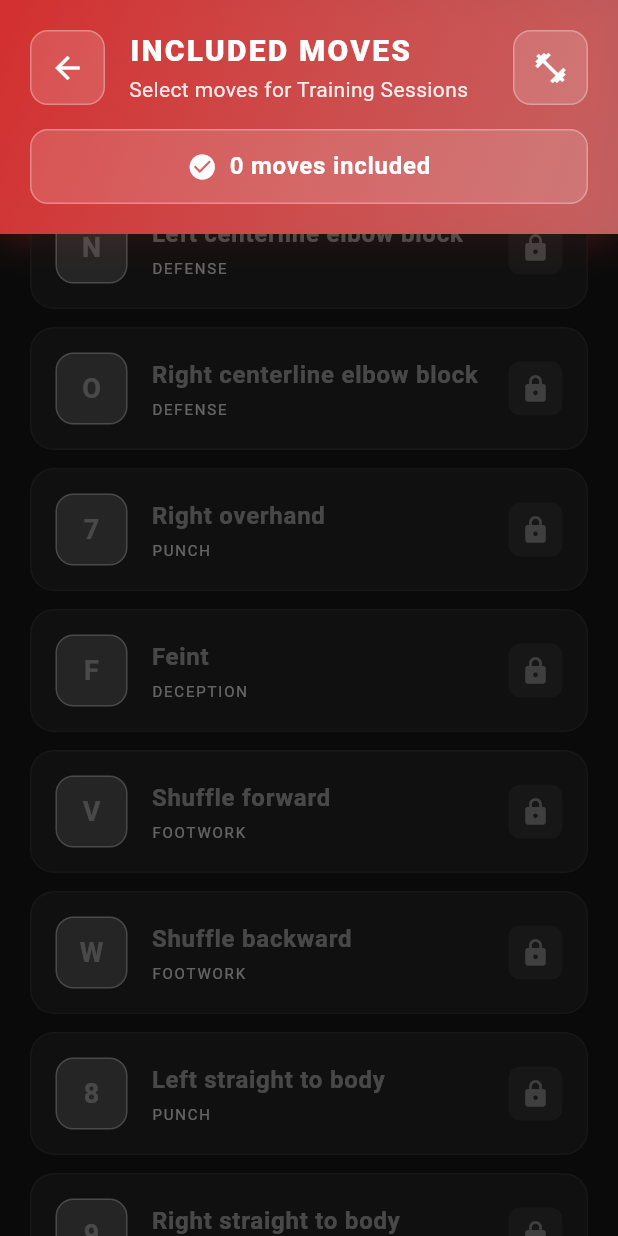
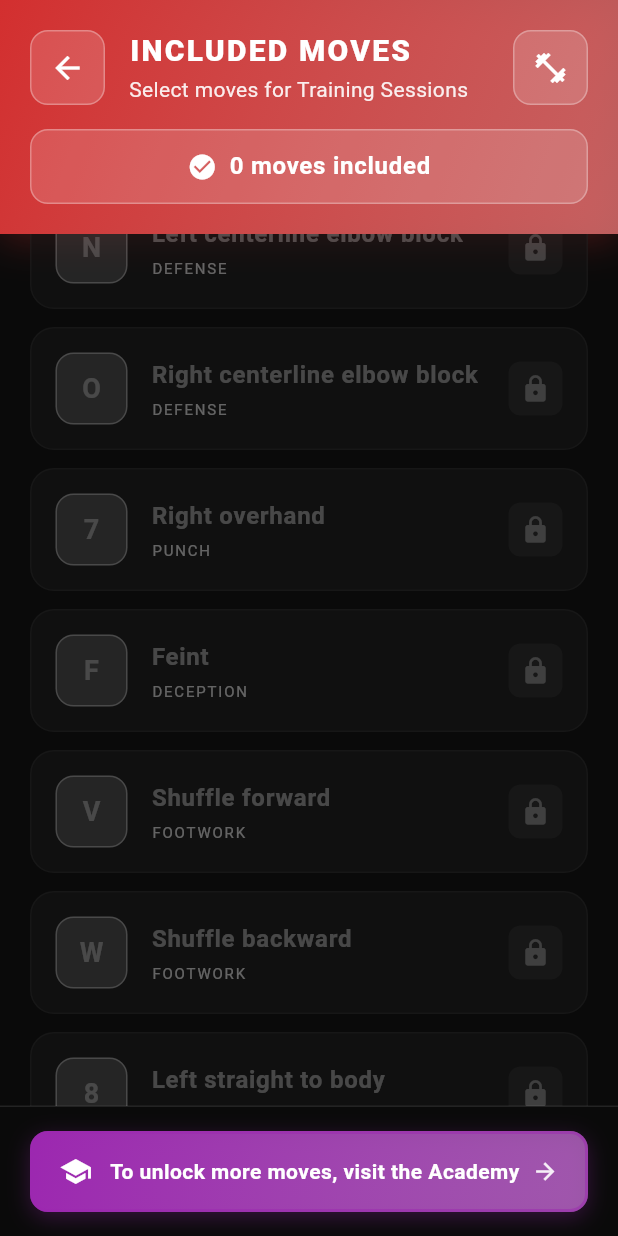
Before and after one commit to mikebg95/fight-my-shadow, a Flutter app: the IncludedMovesScreen screen opened directly, scrolled down 2304 dp, on a phone screen of 412 x 824 dp. Run offline on Flutter 3.47's test engine with Material 3 defaults, Android fonts, the phone set to English and light mode, and no system bars; our stand-ins replace flutter_tts, shared_preferences; accounts and stored records are empty.

Commit message:
Improve Training Included Moves UI/UX
**Part 1: Move Included Moves button to top**
- Repositioned "Included moves" button to top of configuration card
- Now appears first after "WORKOUT SETUP" header
- Better visual hierarchy and immediate visibility

**Part 2: Add purple Academy link**
- Added beautiful purple-themed Academy link at bottom of IncludedMovesScreen
- Gradient purple background matching Academy branding
- Text: "To unlock more moves, visit the Academy"
- Includes school icon and forward arrow
- Smooth shadow and border styling
- Tappable → navigates to LearningProgressScreen
- Separated by subtle divider line from move list

**Part 3: Prevent deselecting all moves**
- Added validation in toggle handler
- When trying to deselect the last included move:
  - Prevents the action
  - Shows red snackbar: "You must include at least one move"
  - Uses Training theme red color for consistency
- Ensures at least 1 move always included for valid training sessions

**Technical Implementation:**
- Updated _buildMoveRow signature to accept TrainingPreferencesController
- Added handleToggle() validation logic inside _buildMoveRow
- Created _buildAcademyLink() widget with purple Academy theme
- Academy colors: Purple 500 primary, Purple 300 secondary
- Smooth gradient transitions and consistent styling

**User Experience Improvements:**
✅ Included moves button more prominent at top
✅ Clear call-to-action to unlock more moves via Academy
✅ Prevents invalid state (0 moves selected)
✅ Consistent color theming (red=Training, purple=Academy)
✅ Beautiful, polished UI with smooth animations

🤖 Generated with [Claude Code](https://claude.com/claude-code)

Co-Authored-By: Claude Sonnet 4.5 <noreply@anthropic.com>

```diff
--- a/lib/main.dart
+++ b/lib/main.dart
@@ -407,6 +407,10 @@ class _HomeScreenState extends State<HomeScreen> {
             ),
             const SizedBox(height: 24),
 
+            // Included Moves button (at top)
+            _buildIncludedMovesButton(),
+            const SizedBox(height: 24),
+
             // Rounds
             _buildRoundsStepper(),
             const SizedBox(height: 24),
@@ -437,10 +441,6 @@ class _HomeScreenState extends State<HomeScreen> {
 
             // Intensity
             _buildIntensitySelector(),
-            const SizedBox(height: 32),
-
-            // Included Moves button
-            _buildIncludedMovesButton(),
           ],
         ),
       ),
--- a/lib/screens/included_moves_screen.dart
+++ b/lib/screens/included_moves_screen.dart
@@ -6,6 +6,7 @@ import 'package:fight_my_shadow/domain/learning/learning_path.dart';
 import 'package:fight_my_shadow/repositories/move_repository.dart';
 import 'package:fight_my_shadow/models/move.dart';
 import 'package:fight_my_shadow/services/move_lock_status_resolver.dart';
+import 'package:fight_my_shadow/screens/learning_progress_screen.dart';
 
 /// Screen for selecting which unlocked moves to include in Training Sessions.
 ///
@@ -20,6 +21,10 @@ class IncludedMovesScreen extends StatelessWidget {
   // Training theme colors (red)
   static const _trainingPrimary = Color(0xFFD32F2F); // Red 700
   static const _trainingSecondary = Color(0xFFE57373); // Red 300
+
+  // Academy theme colors (purple)
+  static const _academyPrimary = Color(0xFF9C27B0); // Purple 500
+  static const _academySecondary = Color(0xFFBA68C8); // Purple 300
 
   @override
   Widget build(BuildContext context) {
@@ -65,16 +70,18 @@ class IncludedMovesScreen extends StatelessWidget {
 
                   return _buildMoveRow(
                     context,
+                    trainingController: trainingController,
                     move: move,
                     isUnlocked: isUnlocked,
                     isIncluded: isIncluded,
-                    onToggle: isUnlocked
-                        ? () => trainingController.toggleMove(moveCode)
-                        : null,
+                    moveCode: moveCode,
                   );
                 },
               ),
             ),
+
+            // Academy link at bottom
+            _buildAcademyLink(context),
           ],
         ),
       ),
@@ -201,11 +208,29 @@ class IncludedMovesScreen extends StatelessWidget {
 
   Widget _buildMoveRow(
     BuildContext context, {
+    required TrainingPreferencesController trainingController,
     required Move move,
     required bool isUnlocked,
     required bool isIncluded,
-    required VoidCallback? onToggle,
+    required String moveCode,
   }) {
+    // Handler for toggle with validation
+    void handleToggle() {
+      // If this is included and it's the last one, prevent deselection
+      if (isIncluded && trainingController.includedCount == 1) {
+        ScaffoldMessenger.of(context).showSnackBar(
+          SnackBar(
+            content: const Text('You must include at least one move'),
+            backgroundColor: _trainingPrimary,
+            duration: const Duration(seconds: 2),
+          ),
+        );
+        return;
+      }
+
+      // Otherwise, toggle normally
+      trainingController.toggleMove(moveCode);
+    }
     // Color scheme based on state
     Color backgroundColor;
     Color borderColor;
@@ -300,7 +325,7 @@ class IncludedMovesScreen extends StatelessWidget {
 
               // Toggle or lock icon
               if (isUnlocked)
-                _buildToggleSwitch(isIncluded, onToggle)
+                _buildToggleSwitch(isIncluded, handleToggle)
               else
                 _buildLockIcon(),
             ],
@@ -367,4 +392,83 @@ class IncludedMovesScreen extends StatelessWidget {
       ),
     );
   }
+
+  Widget _buildAcademyLink(BuildContext context) {
+    return Container(
+      padding: const EdgeInsets.symmetric(horizontal: 20, vertical: 16),
+      decoration: BoxDecoration(
+        border: Border(
+          top: BorderSide(
+            color: Colors.white.withValues(alpha: 0.1),
+            width: 1,
+          ),
+        ),
+      ),
+      child: InkWell(
+        onTap: () {
+          // Navigate to Academy screen
+          Navigator.push(
+            context,
+            MaterialPageRoute(
+              builder: (context) => const LearningProgressScreen(),
+            ),
+          );
+        },
+        borderRadius: BorderRadius.circular(12),
+        child: Container(
+          padding: const EdgeInsets.symmetric(horizontal: 16, vertical: 14),
+          decoration: BoxDecoration(
+            gradient: LinearGradient(
+              begin: Alignment.topLeft,
+              end: Alignment.bottomRight,
+              colors: [
+                _academyPrimary,
+                _academySecondary.withValues(alpha: 0.8),
+              ],
+            ),
+            borderRadius: BorderRadius.circular(12),
+            border: Border.all(
+              color: _academyPrimary.withValues(alpha: 0.5),
+              width: 2,
+            ),
+            boxShadow: [
+              BoxShadow(
+                color: _academyPrimary.withValues(alpha: 0.3),
+                blurRadius: 12,
+                offset: const Offset(0, 4),
+              ),
+            ],
+          ),
+          child: Row(
+            mainAxisAlignment: MainAxisAlignment.center,
+            children: [
+              Icon(
+                Icons.school,
+                color: Colors.white,
+                size: 22,
+              ),
+              const SizedBox(width: 12),
+              Flexible(
+                child: Text(
+                  'To unlock more moves, visit the Academy',
+                  style: Theme.of(context).textTheme.bodyMedium?.copyWith(
+                        color: Colors.white,
+                        fontWeight: FontWeight.w600,
+                        letterSpacing: 0.3,
+                      ),
+                  textAlign: TextAlign.center,
+                ),
+              ),
+              const SizedBox(width: 8),
+              Icon(
+                Icons.arrow_forward,
+                color: Colors.white.withValues(alpha: 0.9),
+                size: 18,
+              ),
+            ],
+          ),
+        ),
+      ),
+    );
+  }
 }
```
